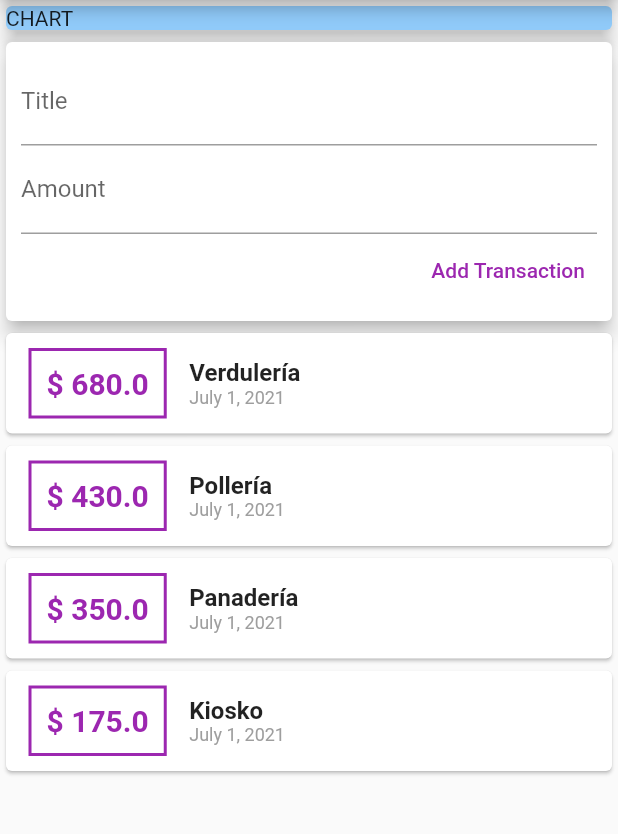
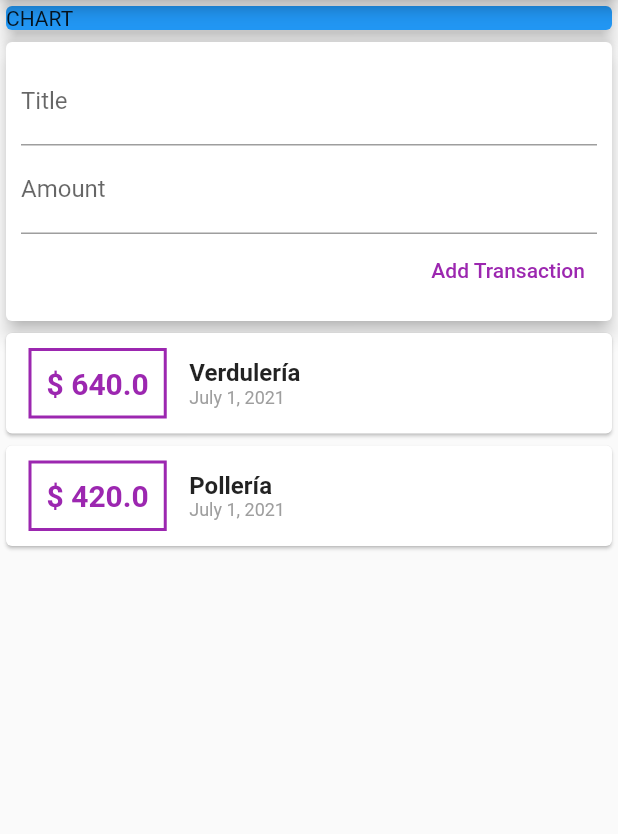
Before and after one commit to fffrowies/expense_planner, a Flutter app: the screen it shows after launch, on a phone screen of 412 x 824 dp, the part 84-918 px from its top. Run offline on Flutter 3.47's test engine with Material 2 defaults, Android fonts, the phone set to English and light mode, and no system bars.

Commit message:
varias modificaciones

```diff
--- a/lib/main.dart
+++ b/lib/main.dart
@@ -1,9 +1,7 @@
 import 'package:flutter/material.dart';
 import 'package:flutter/widgets.dart';
 
-import 'package:intl/intl.dart';
-
-import './transaction.dart';
+import './widgets/user_transaction.dart';
 
 void main() => runApp(MyApp());
 
@@ -18,32 +16,8 @@ class MyApp extends StatelessWidget {
 }
 
 class MyHomePage extends StatelessWidget {
-  final List<Transaction> transactions = [
-    Transaction(
-      id: 't1',
-      title: 'Verdulería',
-      amount: 680.00,
-      date: DateTime.now(),
-    ),
-    Transaction(
-      id: 't2',
-      title: 'Pollería',
-      amount: 430.00,
-      date: DateTime.now(),
-    ),
-    Transaction(
-      id: 't3',
-      title: 'Panadería',
-      amount: 350.00,
-      date: DateTime.now(),
-    ),
-    Transaction(
-      id: 't4',
-      title: 'Kiosko',
-      amount: 175.00,
-      date: DateTime.now(),
-    ),
-  ];
+  final titleController = TextEditingController();
+  final amountController = TextEditingController();
 
   @override
   Widget build(BuildContext context) {
@@ -51,93 +25,22 @@ class MyHomePage extends StatelessWidget {
       appBar: AppBar(
         title: Text('Expense Planner'),
       ),
-      body: Column(
+      body: SingleChildScrollView(
+        child: Column(
           // mainAxisAlignment: MainAxisAlignment.start,
           crossAxisAlignment: CrossAxisAlignment.stretch,
           children: <Widget>[
             Container(
               // width: double.infinity,
               child: Card(
-              color: Colors.blue[200],
+                color: Colors.blue,
                 child: Text('CHART'),
                 elevation: 5,
               ),
             ),
-          Card(
-            elevation: 5,
-            child: Container(
-              padding: EdgeInsets.all(10),
-              child: Column(
-                crossAxisAlignment: CrossAxisAlignment.end,
-                children: <Widget>[
-                  TextField(
-                    decoration: InputDecoration(labelText: 'Title'),
-                  ),
-                  TextField(
-                    decoration: InputDecoration(labelText: 'Amount'),
-                  ),
-                  TextButton(
-                    child: Text('Add Transaction'),
-                    style: ButtonStyle(
-                        foregroundColor:
-                            MaterialStateProperty.all(Colors.purple)),
-                    onPressed: () {},
-                  ),
+            UserTransactions(),
           ],
         ),
-            ),
-          ),
-          Column(
-            children: transactions.map((transaction) {
-              return Card(
-                child: Row(
-                  children: <Widget>[
-                    Container(
-                      margin: EdgeInsets.symmetric(
-                        vertical: 10,
-                        horizontal: 15,
-                      ),
-                      decoration: BoxDecoration(
-                        border: Border.all(
-                          color: Colors.purple,
-                          width: 2,
-                        ),
-                      ),
-                      padding: EdgeInsets.all(10),
-                      child: Text(
-                        '\$ ${transaction.amount}',
-                        style: TextStyle(
-                          fontWeight: FontWeight.bold,
-                          fontSize: 20,
-                          color: Colors.purple,
-                        ),
-                      ),
-                    ),
-                    Column(
-                      crossAxisAlignment: CrossAxisAlignment.start,
-                      children: <Widget>[
-                        Text(
-                          transaction.title,
-                          style: TextStyle(
-                            fontWeight: FontWeight.bold,
-                            fontSize: 16,
-                          ),
-                        ),
-                        Text(
-                          DateFormat.yMMMMd().format(transaction.date),
-                          style: TextStyle(
-                            fontSize: 12,
-                            color: Colors.grey,
-                          ),
-                        ),
-                      ],
-                    ),
-                  ],
-                ),
-              );
-            }).toList(),
-          ),
-        ],
       ),
     );
   }
--- /dev/null
+++ b/lib/widgets/new_transaction.dart
@@ -0,0 +1,48 @@
+import 'package:flutter/material.dart';
+
+class NewTransaction extends StatelessWidget {
+  final Function addTransaction;
+  final titleController = TextEditingController();
+  final amountController = TextEditingController();
+
+  NewTransaction(this.addTransaction);
+
+  @override
+  Widget build(BuildContext context) {
+    return Card(
+      elevation: 5,
+      child: Container(
+        padding: EdgeInsets.all(10),
+        child: Column(
+          crossAxisAlignment: CrossAxisAlignment.end,
+          children: <Widget>[
+            TextField(
+              decoration: InputDecoration(
+                labelText: 'Title',
+              ),
+              controller: titleController,
+            ),
+            TextField(
+              decoration: InputDecoration(
+                labelText: 'Amount',
+              ),
+              controller: amountController,
+            ),
+            TextButton(
+              child: Text('Add Transaction'),
+              style: ButtonStyle(
+                foregroundColor: MaterialStateProperty.all(Colors.purple),
+              ),
+              onPressed: () {
+                addTransaction(
+                  titleController.text,
+                  double.parse(amountController.text),
+                );
+              },
+            ),
+          ],
+        ),
+      ),
+    );
+  }
+}
--- /dev/null
+++ b/lib/widgets/transaction_list.dart
@@ -0,0 +1,70 @@
+import 'package:flutter/material.dart';
+
+import 'package:intl/intl.dart';
+
+import '../models/transaction.dart';
+
+class TransactionList extends StatelessWidget {
+  final List<Transaction> transactions;
+
+  TransactionList(this.transactions);
+
+  @override
+  Widget build(BuildContext context) {
+    return Container(
+      height: 300,
+      child: SingleChildScrollView(
+        child: Column(
+          children: transactions.map((transaction) {
+            return Card(
+              child: Row(
+                children: <Widget>[
+                  Container(
+                    margin: EdgeInsets.symmetric(
+                      vertical: 10,
+                      horizontal: 15,
+                    ),
+                    decoration: BoxDecoration(
+                      border: Border.all(
+                        color: Colors.purple,
+                        width: 2,
+                      ),
+                    ),
+                    padding: EdgeInsets.all(10),
+                    child: Text(
+                      '\$ ${transaction.amount}',
+                      style: TextStyle(
+                        fontWeight: FontWeight.bold,
+                        fontSize: 20,
+                        color: Colors.purple,
+                      ),
+                    ),
+                  ),
+                  Column(
+                    crossAxisAlignment: CrossAxisAlignment.start,
+                    children: <Widget>[
+                      Text(
+                        transaction.title,
+                        style: TextStyle(
+                          fontWeight: FontWeight.bold,
+                          fontSize: 16,
+                        ),
+                      ),
+                      Text(
+                        DateFormat.yMMMMd().format(transaction.date),
+                        style: TextStyle(
+                          fontSize: 12,
+                          color: Colors.grey,
+                        ),
+                      ),
+                    ],
+                  ),
+                ],
+              ),
+            );
+          }).toList(),
+        ),
+      ),
+    );
+  }
+}
--- /dev/null
+++ b/lib/widgets/user_transaction.dart
@@ -0,0 +1,50 @@
+import 'package:flutter/material.dart';
+
+import './new_transaction.dart';
+import './transaction_list.dart';
+import '../models/transaction.dart';
+
+class UserTransactions extends StatefulWidget {
+  @override
+  _UserTransactionsState createState() => _UserTransactionsState();
+}
+
+class _UserTransactionsState extends State<UserTransactions> {
+  final List<Transaction> _userTransactions = [
+    Transaction(
+      id: 't1',
+      title: 'Verdulería',
+      amount: 640.00,
+      date: DateTime.now(),
+    ),
+    Transaction(
+      id: 't2',
+      title: 'Pollería',
+      amount: 420.00,
+      date: DateTime.now(),
+    ),
+  ];
+
+  void _addNewTransaction(String transactionTitle, double transactionAmount) {
+    final newTransaction = Transaction(
+      id: DateTime.now().toString(),
+      title: transactionTitle,
+      amount: transactionAmount,
+      date: DateTime.now(),
+    );
+
+    setState(() {
+      _userTransactions.add(newTransaction);
+    });
+  }
+
+  @override
+  Widget build(BuildContext context) {
+    return Column(
+      children: <Widget>[
+        NewTransaction(_addNewTransaction),
+        TransactionList(_userTransactions),
+      ],
+    );
+  }
+}
```
Also changed, not shown: lib/models/transaction.dart (renamed from lib/transaction.dart). Lines whose indentation alone changed are shown as unchanged.
